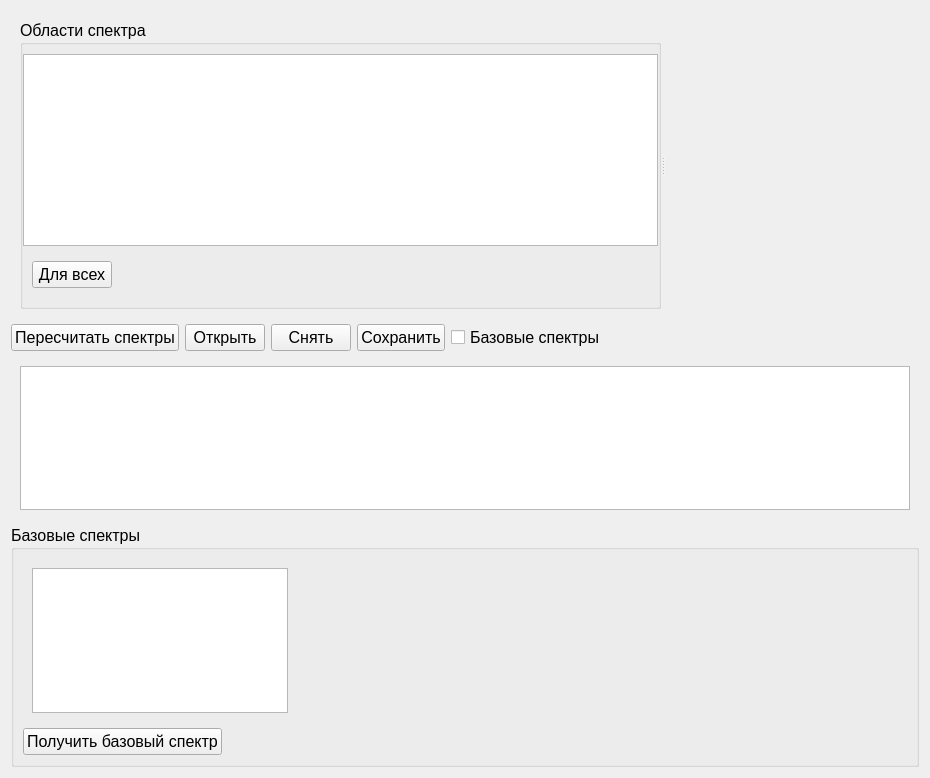
Old version of the form sprspectrumlisttablewidget.ui in the repository longway34/SeparaterQt2.
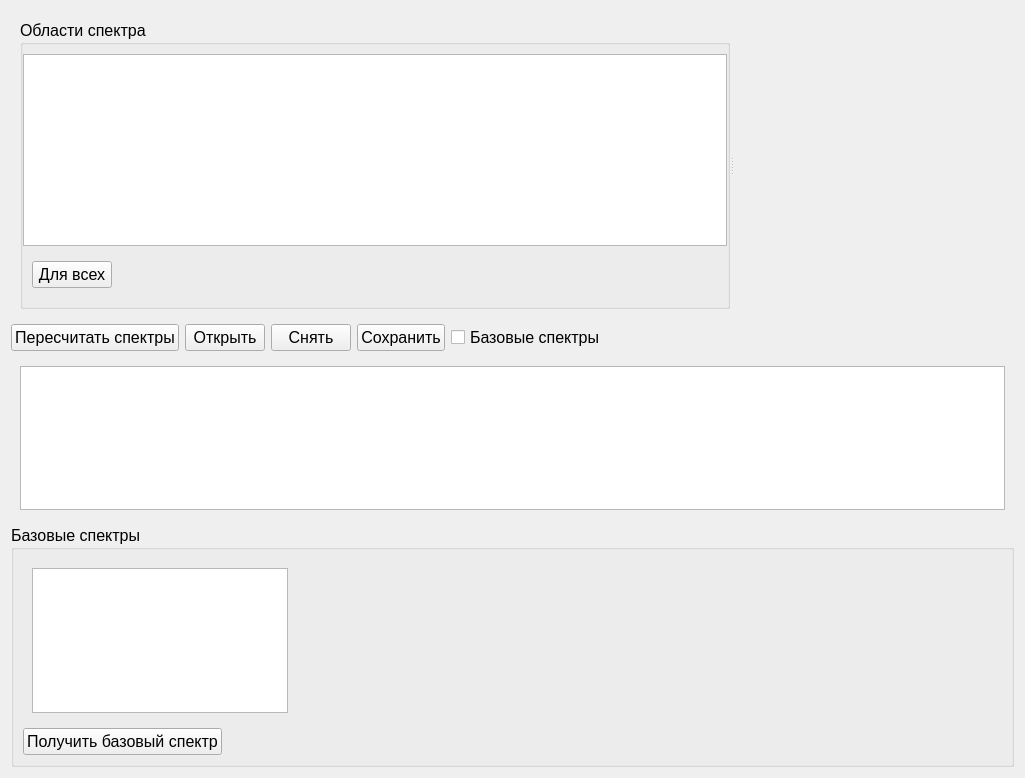
New version of the form. Icons and pictures are not drawn. Custom widgets are drawn as their Qt base class.

What changed in the file:
```diff
--- a/sprspectrumlisttablewidget.ui
+++ b/sprspectrumlisttablewidget.ui
@@ -6,7 +6,7 @@
    <rect>
     <x>0</x>
     <y>0</y>
-    <width>930</width>
+    <width>1025</width>
     <height>778</height>
    </rect>
   </property>
```
